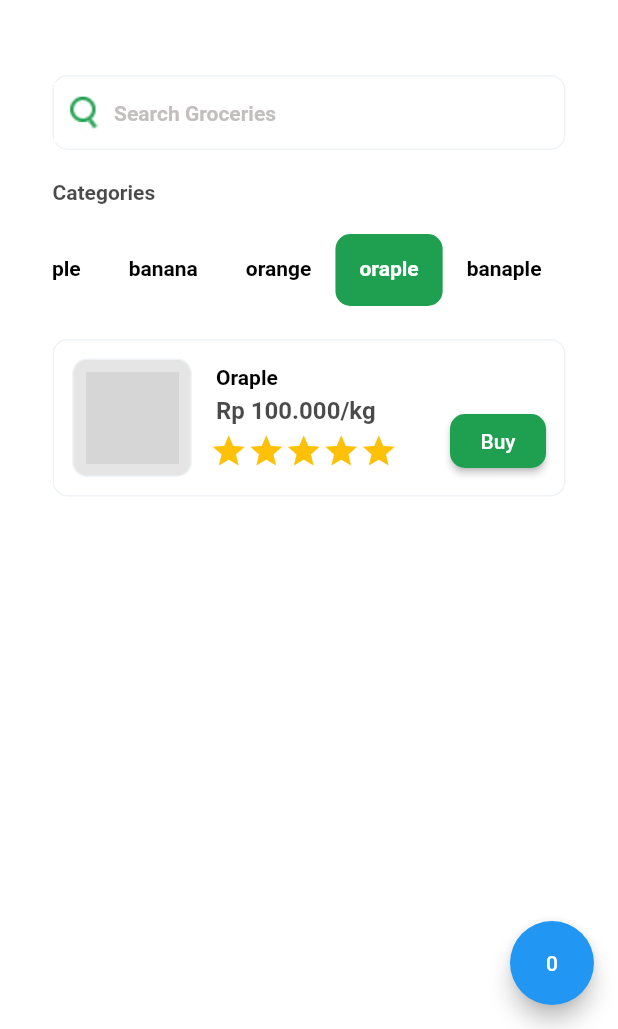
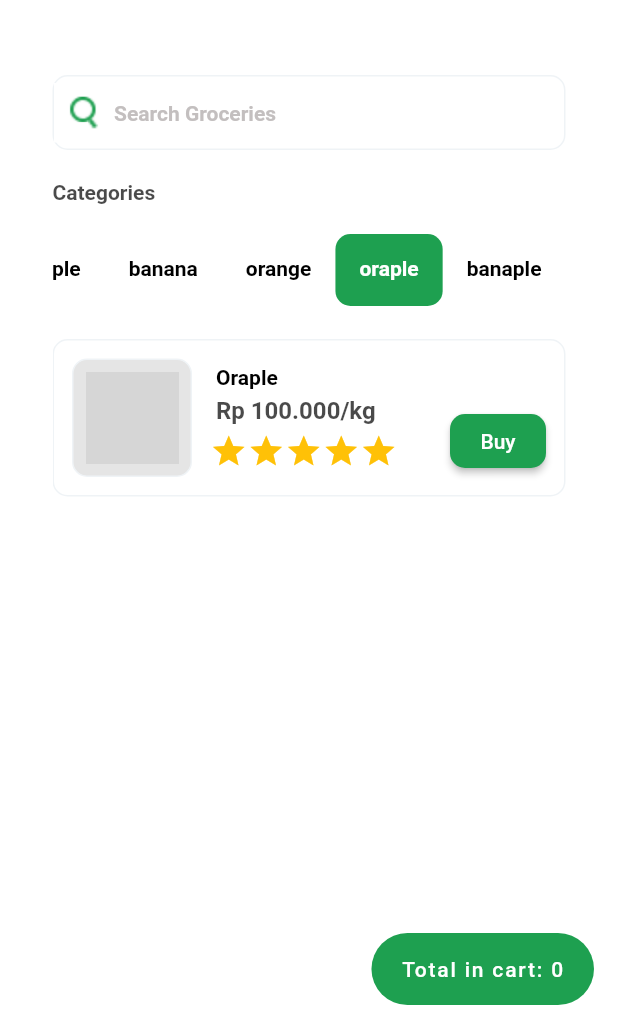
Before and after one commit to MrOMadness/find-fresh-groceries, a Flutter app: the HomeScreen screen opened directly with empty values, tab 5 chosen, on a phone screen of 412 x 824 dp, the part 207-1236 px from its top. Run offline on Flutter 3.47's test engine with Material 2 defaults, Android fonts, the phone set to English and light mode, and no system bars; drawn by our look-alikes of flutter_rating_bar; our stand-ins replace font_awesome_flutter, persistent_bottom_nav_bar, shared_preferences; accounts and stored records are empty; network calls fail; grey boxes are pictures that could not be loaded.

Commit message:
redesign floating action button in home

```diff
--- a/lib/screens/home.dart
+++ b/lib/screens/home.dart
@@ -107,9 +107,11 @@ class _HomeScreenState extends State<HomeScreen> {
         ),
         floatingActionButton: Consumer<CartModel>(
           builder: (context, cart, child) {
-            return FloatingActionButton(
+            return FloatingActionButton.extended(
+              elevation: 0,
+              backgroundColor: const Color(Styles.greenMain),
               onPressed: () {},
-              child: Text(cart.countWithMax()),
+              label: Text('Total in cart: ' + cart.countWithMax()),
             );
           },
         ));
```
